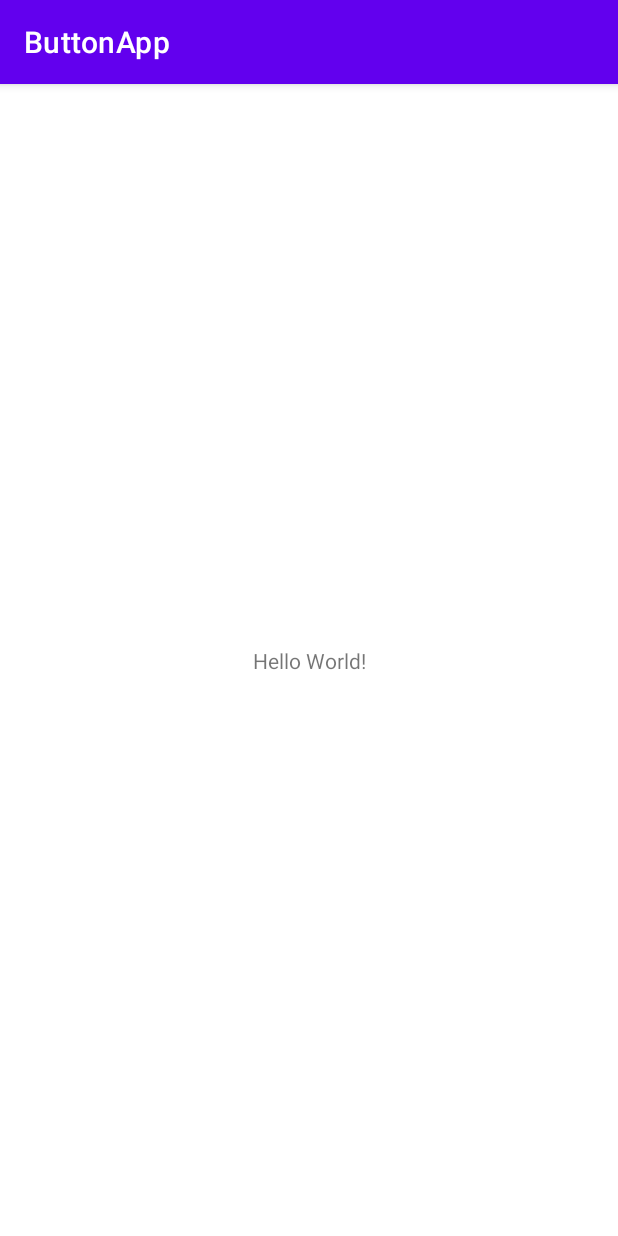
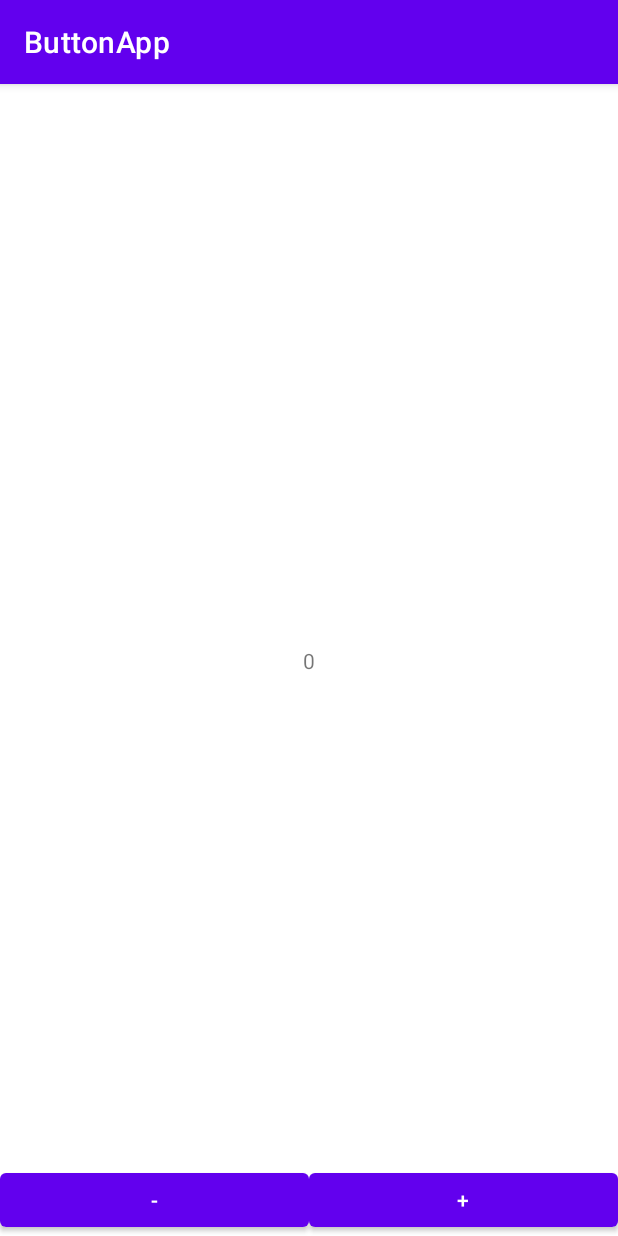
Before and after one commit to plateauh/Button-App, an Android app: the screen it shows after launch (MainActivity), on a phone screen of 412 x 824 dp. Run offline under Robolectric (Android 15) with nearby library versions, the phone set to English and light mode, and no system bars.

```diff
--- a/app/src/main/java/com/example/buttonapp/MainActivity.kt
+++ b/app/src/main/java/com/example/buttonapp/MainActivity.kt
@@ -2,10 +2,34 @@ package com.example.buttonapp
 
 import androidx.appcompat.app.AppCompatActivity
 import android.os.Bundle
+import android.widget.Button
+import android.widget.TextView
+import kotlin.math.min
+
+lateinit var number : TextView
+lateinit var minus : Button
+lateinit var plus : Button
 
 class MainActivity : AppCompatActivity() {
     override fun onCreate(savedInstanceState: Bundle?) {
         super.onCreate(savedInstanceState)
         setContentView(R.layout.activity_main)
+
+        number = findViewById(R.id.tvNumber)
+        minus = findViewById(R.id.minusBtn)
+        plus = findViewById(R.id.plusBtn)
+
+        minus.setOnClickListener {
+            var currentNum = number.text.toString().toInt()
+            currentNum--
+            number.text = currentNum.toString()
+        }
+
+        plus.setOnClickListener {
+            var currentNum = number.text.toString().toInt()
+            currentNum++
+            number.text = currentNum.toString()
+        }
+
     }
 }
--- a/app/src/main/res/layout/activity_main.xml
+++ b/app/src/main/res/layout/activity_main.xml
@@ -7,12 +7,36 @@
     tools:context=".MainActivity">
 
     <TextView
+        android:id="@+id/tvNumber"
         android:layout_width="wrap_content"
         android:layout_height="wrap_content"
-        android:text="Hello World!"
+        android:text="0"
         app:layout_constraintBottom_toBottomOf="parent"
         app:layout_constraintLeft_toLeftOf="parent"
         app:layout_constraintRight_toRightOf="parent"
         app:layout_constraintTop_toTopOf="parent" />
 
+    <LinearLayout
+        android:layout_width="match_parent"
+        android:layout_height="wrap_content"
+        android:orientation="horizontal"
+        app:layout_constraintBottom_toBottomOf="parent"
+        app:layout_constraintEnd_toEndOf="parent"
+        app:layout_constraintStart_toStartOf="parent">
+
+        <Button
+            android:id="@+id/minusBtn"
+            android:layout_width="wrap_content"
+            android:layout_height="wrap_content"
+            android:layout_weight="1"
+            android:text="-" />
+
+        <Button
+            android:id="@+id/plusBtn"
+            android:layout_width="wrap_content"
+            android:layout_height="wrap_content"
+            android:layout_weight="1"
+            android:text="+" />
+    </LinearLayout>
+
 </androidx.constraintlayout.widget.ConstraintLayout>
```
